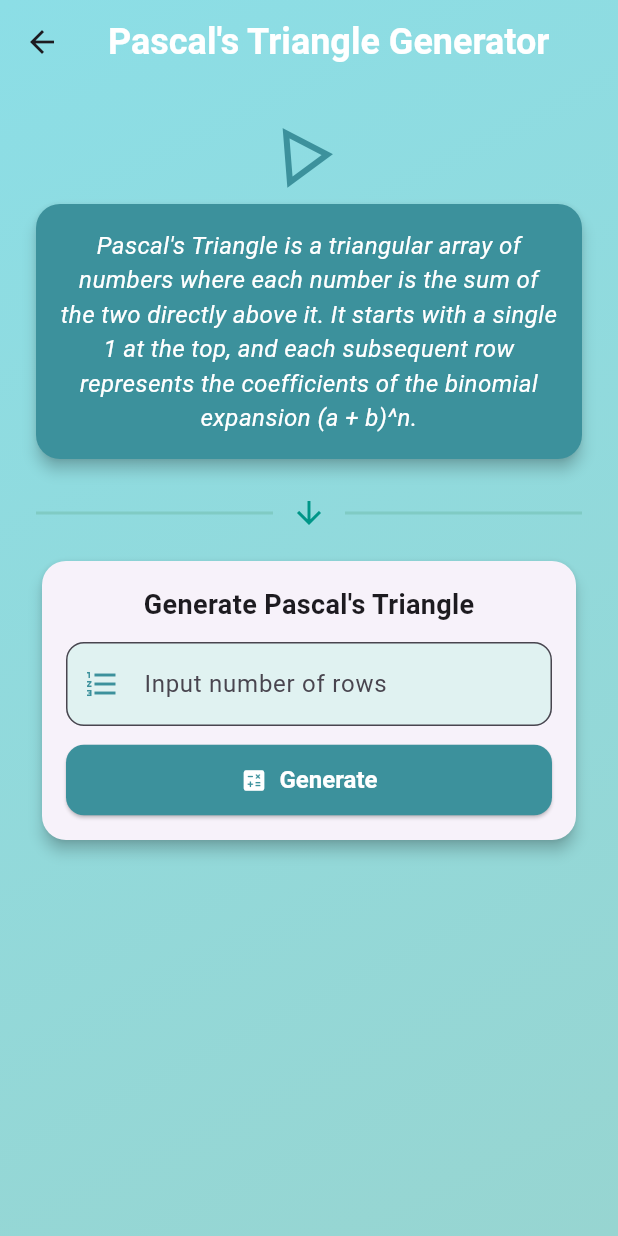
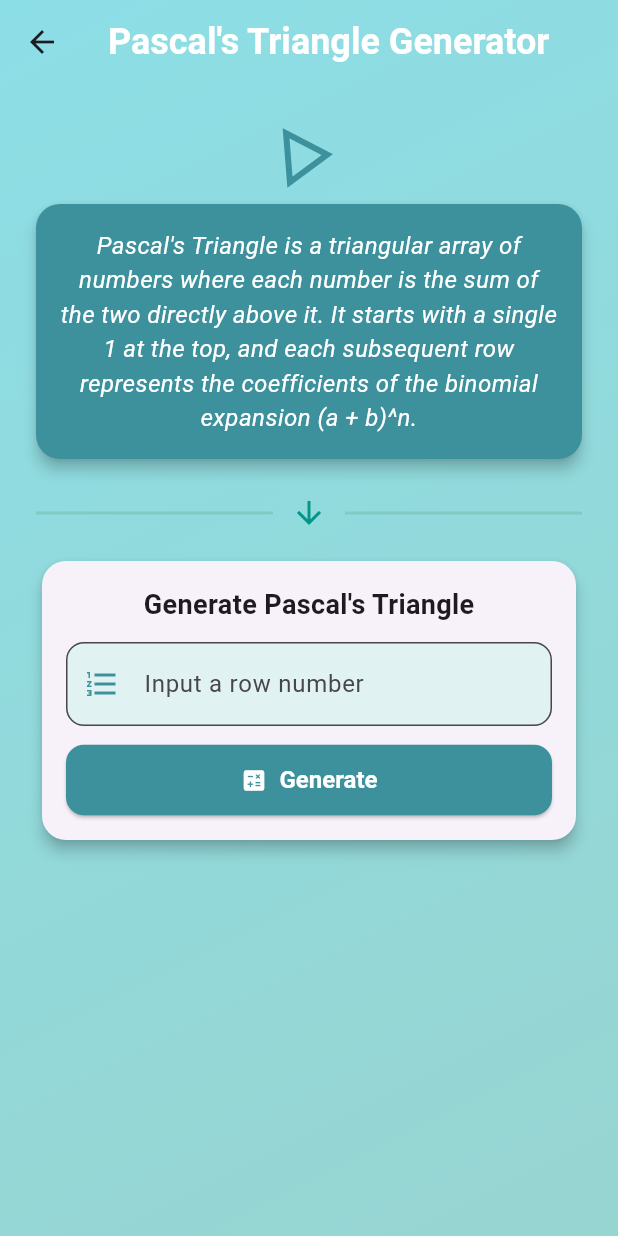
Before and after one commit to Qoqqa/automata_casestudy, a Flutter app: the PascalPage screen opened by its route, on a phone screen of 412 x 824 dp. Run offline on Flutter 3.47's test engine with Material 3 defaults, Android fonts, the phone set to English and light mode, and no system bars; Roboto replaces fonts that are missing (Inter Tight).

Commit message:
Fixed the labels

```diff
--- a/lib/pascal_page.dart
+++ b/lib/pascal_page.dart
@@ -212,7 +212,7 @@ class _PascalPageState extends State<PascalPage>
                           controller: _controller,
                           keyboardType: TextInputType.number,
                           decoration: InputDecoration(
-                            labelText: 'Input number of rows',
+                            labelText: 'Input a row number',
                             prefixIcon: const Icon(Icons.format_list_numbered, color: Color.fromARGB(255, 60, 145, 156)),
                             filled: true,
                             fillColor: Colors.teal[50],
@@ -296,24 +296,66 @@ class _PascalPageState extends State<PascalPage>
                                       ),
                                       const SizedBox(height: 16),
                                       if (_triangle.isNotEmpty)
-                                        SingleChildScrollView(
+                                        Row(
+                                          crossAxisAlignment: CrossAxisAlignment.start,
+                                          children: [
+                                            // Row numbers column
+                                            Column(
+                                              crossAxisAlignment: CrossAxisAlignment.end,
+                                              children: [
+                                                ...List.generate(
+                                                  _triangle.length,
+                                                  (index) {
+                                                    String suffix;
+                                                    if (index % 10 == 1 && index % 100 != 11) {
+                                                      suffix = 'st';
+                                                    } else if (index % 10 == 2 && index % 100 != 12) {
+                                                      suffix = 'nd';
+                                                    } else if (index % 10 == 3 && index % 100 != 13) {
+                                                      suffix = 'rd';
+                                                    } else {
+                                                      suffix = 'th';
+                                                    }
+                                                    return Padding(
+                                                      padding: const EdgeInsets.symmetric(vertical: 2),
+                                                      child: Text(
+                                                        '$index$suffix row',
+                                                        style: const TextStyle(fontSize: 16, fontWeight: FontWeight.bold),
+                                                        textAlign: TextAlign.right,
+                                                      ),
+                                                    );
+                                                  },
+                                                ),
+                                              ],
+                                            ),
+                                            const SizedBox(width: 8), // Add spacing between row numbers and triangle
+                                            // Pascal's Triangle rows
+                                            Expanded(
+                                              child: SingleChildScrollView(
                                                 scrollDirection: Axis.horizontal,
                                                 child: ConstrainedBox(
                                                   constraints: const BoxConstraints(minWidth: 400),
                                                   child: Column(
                                                     crossAxisAlignment: CrossAxisAlignment.center,
-                                              children: _triangle
-                                                  .map((row) => Padding(
+                                                    children: [
+                                                      const Padding(
+                                                        padding: EdgeInsets.symmetric(vertical: 2),
+                                                        child: SizedBox.shrink(),
+                                                      ),
+                                                      ..._triangle.map((row) => Padding(
                                                         padding: const EdgeInsets.symmetric(vertical: 2),
                                                         child: Text(
                                                           row.join(' '),
                                                           style: const TextStyle(fontSize: 16),
                                                           textAlign: TextAlign.center,
                                                         ),
-                                                      ))
-                                                  .toList(),
+                                                      )).toList(),
+                                                    ],
                                                   ),
                                                 ),
+                                              ),
+                                            ),
+                                          ],
                                         ),
                                     ],
                                   ),
```
Also changed, not shown: lib/collatz_page.dart (+4 -3 lines), lib/tribonacci_page.dart (+4 -4 lines). Lines whose indentation alone changed are shown as unchanged.
